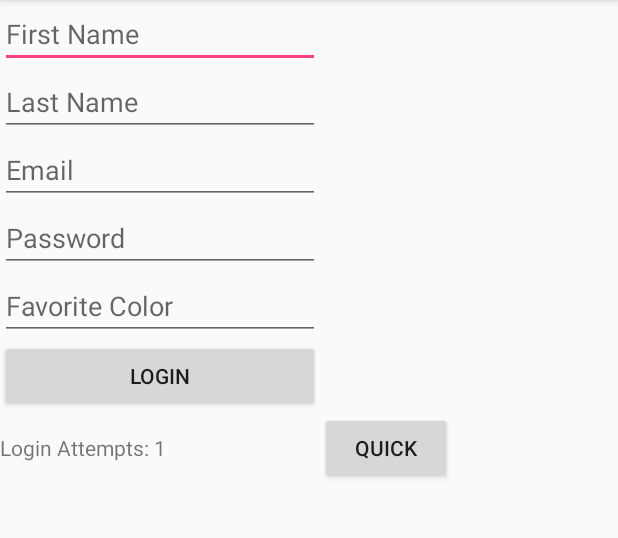
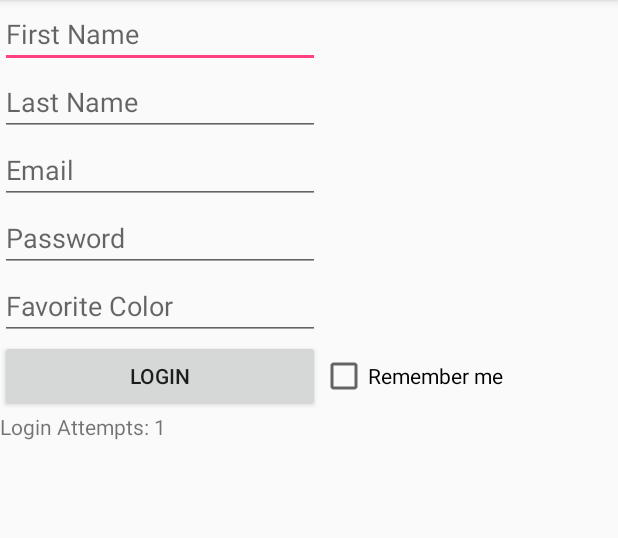
Before and after one commit to RyanFehr/CSCI-A290_Android_Development, an Android app: the screen it shows after launch (LoginActivity), after a tap on "LOGIN", on a phone screen of 412 x 824 dp, the part 84-622 px from its top. Run offline under Robolectric (Android 15) with nearby library versions, the light colour scheme and no system bars.

Commit message:
Replaced quick jump button on login with remember me button

```diff
--- a/Week-3/AndroidDevWeek3Assignment/app/src/main/java/tech/ryanfehr/androiddevweek3assignment/LoginActivity.java
+++ b/Week-3/AndroidDevWeek3Assignment/app/src/main/java/tech/ryanfehr/androiddevweek3assignment/LoginActivity.java
@@ -10,6 +10,7 @@ import android.view.View;
 import android.widget.ArrayAdapter;
 import android.widget.AutoCompleteTextView;
 import android.widget.Button;
+import android.widget.CheckBox;
 import android.widget.EditText;
 import android.widget.TextView;
 import android.widget.Toast;
@@ -69,6 +70,14 @@ public class LoginActivity extends AppCompatActivity {
         EditText lastNameEditText = (EditText) findViewById(R.id.lastNameEditText);
         EditText emailEditText = (EditText) findViewById(R.id.emailEditText);
         EditText backgroundColorEditText = (EditText) findViewById(R.id.backgroundColorAutoCompleteTextView);
+        CheckBox rememberCheckBox = (CheckBox) findViewById(R.id.rememberCheckBox);
+
+        // Navigates to activity 2 without the need for credentials for ease of testing
+        if(rememberCheckBox.isChecked()) {
+            Intent intent = new Intent(this, CalculatorActivity.class);
+            startActivityForResult(intent, 40);
+            return;
+        }
 
         if (verifyUser()) {
             if(backgroundColorEditText.getText().toString().equals("")) {
@@ -86,6 +95,7 @@ public class LoginActivity extends AppCompatActivity {
             startActivityForResult(intent, 40);
         } else {
             loginAttempts++;
+            Toast.makeText(this, "Login attempt failed", Toast.LENGTH_SHORT).show();
             TextView loginAttemptsTextView = (TextView) findViewById(R.id.loginAttemptsTextView);
             loginAttemptsTextView.setText("Login Attempts: " + loginAttempts);
             if (loginAttempts >= MAX_LOGINS) { // Disables button if 3 or more failed login attempts
@@ -132,10 +142,4 @@ public class LoginActivity extends AppCompatActivity {
                 break;
         }
     }
-
-    // Navigates to activity 2 without the need for credentials for ease of testing
-    public void quickButtonOnClickEventListener(View view) {
-        Intent intent = new Intent(this, CalculatorActivity.class);
-        startActivityForResult(intent, 40);
-    }
 }
--- a/Week-3/AndroidDevWeek3Assignment/app/src/main/res/layout/activity_login.xml
+++ b/Week-3/AndroidDevWeek3Assignment/app/src/main/res/layout/activity_login.xml
@@ -90,6 +90,13 @@
                 android:layout_height="wrap_content"
                 android:text="Login"
                 android:onClick="loginButtonOnClickEventListener" />
+
+            <CheckBox
+                android:id="@+id/rememberCheckBox"
+                android:layout_width="wrap_content"
+                android:layout_height="wrap_content"
+                android:text="Remember me" />
+
         </TableRow>
 
         <TableRow
@@ -102,14 +109,8 @@
                 android:layout_height="wrap_content"
                 android:text="Login Attempts: 0" />
 
-            <Button
-                android:id="@+id/quickButton"
-                android:layout_width="wrap_content"
-                android:layout_height="wrap_content"
-                android:onClick="quickButtonOnClickEventListener"
-                android:text="Quick" />
+        </TableRow>
 
-        </TableRow>
     </TableLayout>
 
 </android.support.constraint.ConstraintLayout>
```
Also changed, not shown: Week-3/AndroidDevWeek3Assignment/app/src/main/java/tech/ryanfehr/androiddevweek3assignment/CalculatorActivity.java (+4 -3 lines).
